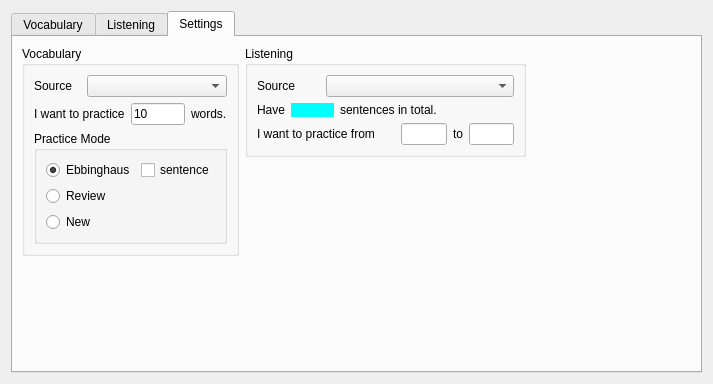
Before: the Qt Designer form ui/EnglishPractice.ui in SuWeipeng/EnglishPractice, drawn with Qt 5.
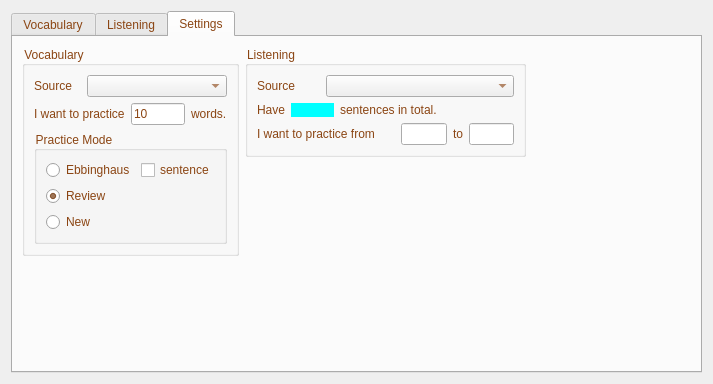
After: the same form once the commit is applied. The open tabs and pages were chosen to show the change.

Commit message: 通过颜色区分单词练习模式，默认 review 模式

Patch:
```diff
--- a/ui/EnglishPractice.ui
+++ b/ui/EnglishPractice.ui
@@ -18,6 +18,9 @@
     <layout class="QHBoxLayout" name="horizontalLayout">
      <item>
       <widget class="QTabWidget" name="tabWidget">
+       <property name="styleSheet">
+        <string notr="true">color:saddlebrown;</string>
+       </property>
        <property name="currentIndex">
         <number>0</number>
        </property>
@@ -333,11 +336,14 @@
                       <layout class="QHBoxLayout" name="horizontalLayout_6">
                        <item>
                         <widget class="QRadioButton" name="radioButton">
+                         <property name="styleSheet">
+                          <string notr="true"/>
+                         </property>
                          <property name="text">
                           <string>Ebbinghaus</string>
                          </property>
                          <property name="checked">
-                          <bool>true</bool>
+                          <bool>false</bool>
                          </property>
                         </widget>
                        </item>
@@ -356,7 +362,7 @@
                         <string>Review</string>
                        </property>
                        <property name="checked">
-                        <bool>false</bool>
+                        <bool>true</bool>
                        </property>
                       </widget>
                      </item>
@@ -365,6 +371,9 @@
                        <property name="text">
                         <string>New</string>
                        </property>
+                       <property name="checked">
+                        <bool>false</bool>
+                       </property>
                       </widget>
                      </item>
                     </layout>
```
Left out of the diff: 4 changed lines with no effect on the pictures. The commit also changes 1 other file.
